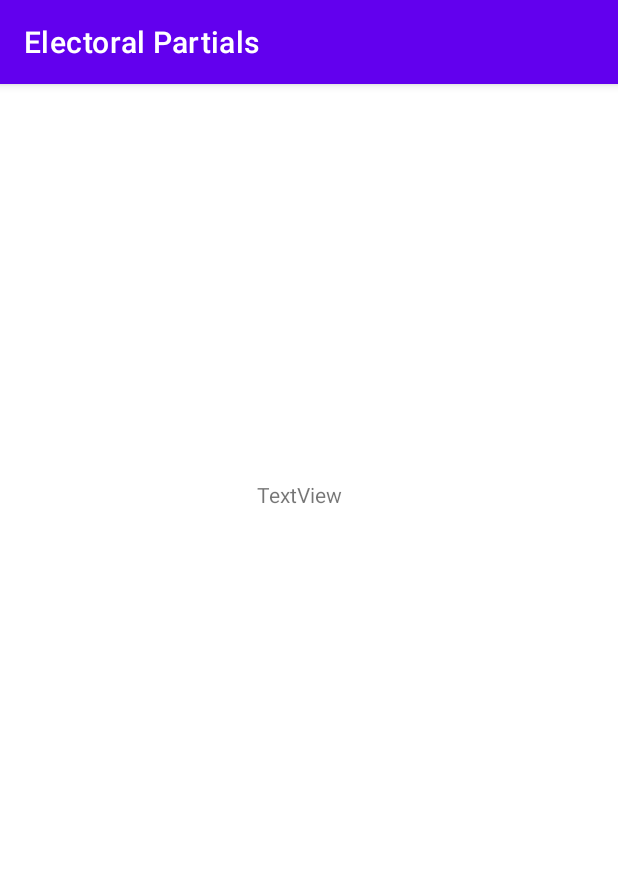
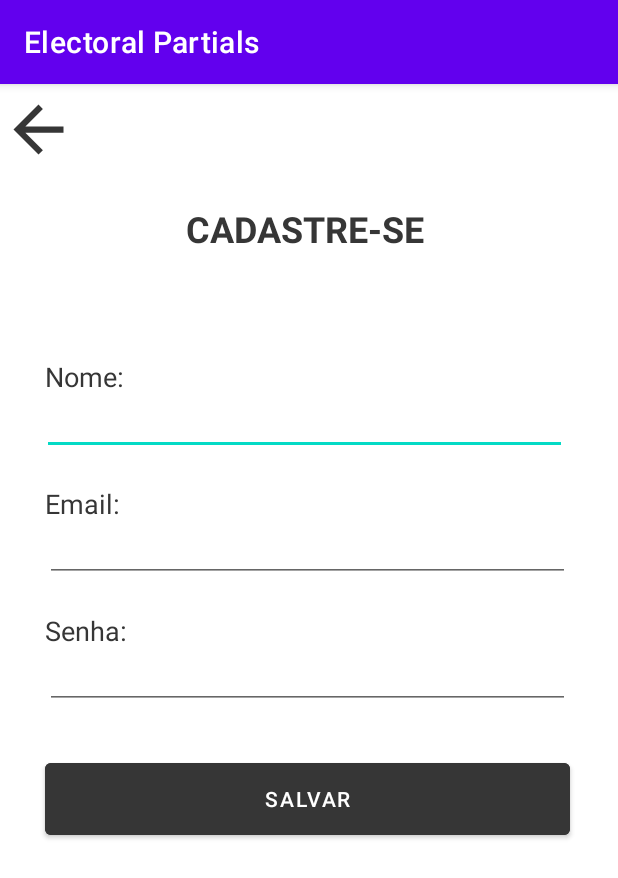
Before and after one commit to fabioo-junioor/project-app-electoral-partials, an Android app: the screen it shows after launch (CadUser), after a tap on "CADASTRAR-SE", on a phone screen of 412 x 824 dp. Shown: the top 878 px of the screen. Run offline under Robolectric (Android 15) with nearby library versions, the phone set to English and light mode, and no system bars; 2 other taps on this screen came first.

Commit message:
criação da tela 'cadastro user' e inicio da tela 'cadastro de dados da urna'

```diff
--- a/app/src/main/java/com/example/electoralpartials/MainActivity.kt
+++ b/app/src/main/java/com/example/electoralpartials/MainActivity.kt
@@ -18,7 +18,7 @@ class MainActivity : AppCompatActivity() {
         val view = binding.root
         setContentView(view)
 
-        //binding.loginSenha.inputType = TYPE_TEXT_VARIATION_PASSWORD or TYPE_CLASS_TEXT
+        //navegarTelas(2)
         binding.btnLogin.setOnClickListener{
             loginUser()
 
@@ -28,7 +28,7 @@ class MainActivity : AppCompatActivity() {
 
         }
         binding.linkCadastrarSe.setOnClickListener {
-            navegarTelaCad()
+            navegarTelas(1)
 
         }
     }
@@ -57,18 +57,28 @@ class MainActivity : AppCompatActivity() {
             Toast.makeText(this, "Preencha o campo Senha!", Toast.LENGTH_SHORT).show()
 
         }else{
-            Toast.makeText(this, "Login Efetuado!", Toast.LENGTH_SHORT).show()
-            Timer().schedule(2000){
-                println("Login sucesso!!")
-                println("Email: "+ email_user)
-                println("Senha: "+ senha_user)
+            if ((email_user == "f") and (senha_user == "1")) {
+                Toast.makeText(this, "Login efetuado!", Toast.LENGTH_SHORT).show()
+                Timer().schedule(2000) {
+                    println("Login sucesso!!")
+                    println("Email: " + email_user)
+                    println("Senha: " + senha_user)
+                    navegarTelas(2)
+
+                }
+            }else{
+                Toast.makeText(this, "Login e Senha ainda não cadastrados!!", Toast.LENGTH_SHORT).show()
 
             }
         }
     }
-    private fun navegarTelaCad(){
-        val cad_user = Intent(this, CadUser::class.java)
-        startActivity(cad_user)
+    private fun navegarTelas(codigo: Number){
+        if(codigo == 1){
+            startActivity(Intent(this, CadUser::class.java))
 
+        }else if(codigo == 2){
+            startActivity(Intent(this, CadUrna::class.java))
+
+        }
     }
 }
--- a/app/src/main/res/layout/activity_cad_user.xml
+++ b/app/src/main/res/layout/activity_cad_user.xml
@@ -7,12 +7,116 @@
     tools:context=".CadUser">
 
     <TextView
-        android:id="@+id/textView"
+        android:id="@+id/text_cad_nome"
         android:layout_width="wrap_content"
         android:layout_height="wrap_content"
-        android:layout_marginStart="171dp"
-        android:layout_marginTop="264dp"
-        android:text="TextView"
+        android:layout_marginStart="30dp"
+        android:layout_marginTop="70dp"
+        android:text="Nome:"
+        android:textColor="#363636"
+        android:textSize="18sp"
+        app:layout_constraintStart_toStartOf="parent"
+        app:layout_constraintTop_toBottomOf="@+id/text_cad_titulo" />
+
+    <TextView
+        android:id="@+id/textCadEmail"
+        android:layout_width="wrap_content"
+        android:layout_height="wrap_content"
+        android:layout_marginStart="30dp"
+        android:layout_marginTop="20dp"
+        android:text="Email:"
+        android:textColor="#363636"
+        android:textSize="18sp"
+        app:layout_constraintStart_toStartOf="parent"
+        app:layout_constraintTop_toBottomOf="@+id/input_cad_nome" />
+
+    <TextView
+        android:id="@+id/textCadSenha"
+        android:layout_width="wrap_content"
+        android:layout_height="wrap_content"
+        android:layout_marginStart="30dp"
+        android:layout_marginTop="20dp"
+        android:text="Senha:"
+        android:textColor="#363636"
+        android:textSize="18sp"
+        app:layout_constraintStart_toStartOf="parent"
+        app:layout_constraintTop_toBottomOf="@+id/input_cad_email" />
+
+    <TextView
+        android:id="@+id/text_cad_titulo"
+        android:layout_width="wrap_content"
+        android:layout_height="wrap_content"
+        android:layout_marginStart="124dp"
+        android:layout_marginTop="80dp"
+        android:text="CADASTRE-SE"
+        android:textColor="#363636"
+        android:textSize="24sp"
+        android:textStyle="bold"
+        app:layout_constraintStart_toStartOf="parent"
+        app:layout_constraintTop_toTopOf="parent" />
+
+    <EditText
+        android:id="@+id/input_cad_nome"
+        android:layout_width="350dp"
+        android:layout_height="40dp"
+        android:layout_marginStart="28dp"
+        android:ems="10"
+        android:inputType="textPersonName"
+        app:layout_constraintStart_toStartOf="parent"
+        app:layout_constraintTop_toBottomOf="@+id/text_cad_nome" />
+
+    <EditText
+        android:id="@+id/input_cad_senha"
+        android:layout_width="350dp"
+        android:layout_height="40dp"
+        android:layout_marginStart="30dp"
+        android:ems="10"
+        android:inputType="textPassword"
+        app:layout_constraintStart_toStartOf="parent"
+        app:layout_constraintTop_toBottomOf="@+id/textCadSenha" />
+
+    <EditText
+        android:id="@+id/input_cad_email"
+        android:layout_width="350dp"
+        android:layout_height="40dp"
+        android:layout_marginStart="30dp"
+        android:ems="10"
+        android:inputType="textEmailAddress"
+        app:layout_constraintStart_toStartOf="parent"
+        app:layout_constraintTop_toBottomOf="@+id/textCadEmail" />
+
+    <Button
+        android:id="@+id/button_cad_salvar"
+        android:layout_width="350dp"
+        android:layout_height="60dp"
+        android:layout_marginStart="30dp"
+        android:layout_marginTop="30dp"
+        android:backgroundTint="#363636"
+        android:text="SALVAR"
+        android:textColor="#FFFFFF"
+        app:layout_constraintStart_toStartOf="parent"
+        app:layout_constraintTop_toBottomOf="@+id/input_cad_senha" />
+
+    <Button
+        android:id="@+id/button_cad_voltar"
+        android:layout_width="50dp"
+        android:layout_height="50dp"
+        android:layout_marginStart="5dp"
+        android:layout_marginTop="5dp"
+        android:background="#00FFFFFF"
+        android:backgroundTint="#00FFFFFF"
+        android:padding="5sp"
+        android:paddingLeft="5sp"
+        android:paddingTop="5sp"
+        android:paddingRight="5sp"
+        android:paddingBottom="5sp"
+        android:textColor="#FFFFFF"
+        android:textSize="14sp"
+        app:icon="?attr/homeAsUpIndicator"
+        app:iconGravity="textStart"
+        app:iconPadding="10sp"
+        app:iconSize="50sp"
+        app:iconTint="#363636"
         app:layout_constraintStart_toStartOf="parent"
         app:layout_constraintTop_toTopOf="parent" />
 </androidx.constraintlayout.widget.ConstraintLayout>
--- a/app/src/main/res/layout/activity_main.xml
+++ b/app/src/main/res/layout/activity_main.xml
@@ -33,7 +33,7 @@
     <EditText
         android:id="@+id/login_email"
         android:layout_width="350dp"
-        android:layout_height="50dp"
+        android:layout_height="40dp"
         android:layout_marginStart="30dp"
         android:ems="10"
         android:inputType="textEmailAddress"
@@ -57,7 +57,7 @@
     <EditText
         android:id="@+id/login_senha"
         android:layout_width="350dp"
-        android:layout_height="50dp"
+        android:layout_height="40dp"
         android:layout_marginStart="30dp"
         android:ems="10"
         android:inputType="textPassword"
```
Also changed, not shown: app/src/main/AndroidManifest.xml (+7 -0 lines), app/src/main/java/com/example/electoralpartials/CadUrna.kt (added, +11 -0 lines), app/src/main/java/com/example/electoralpartials/CadUser.kt (+50 -1 lines), app/src/main/res/layout/activity_cad_urna.xml (added, +92 -0 lines), 1 other file.
